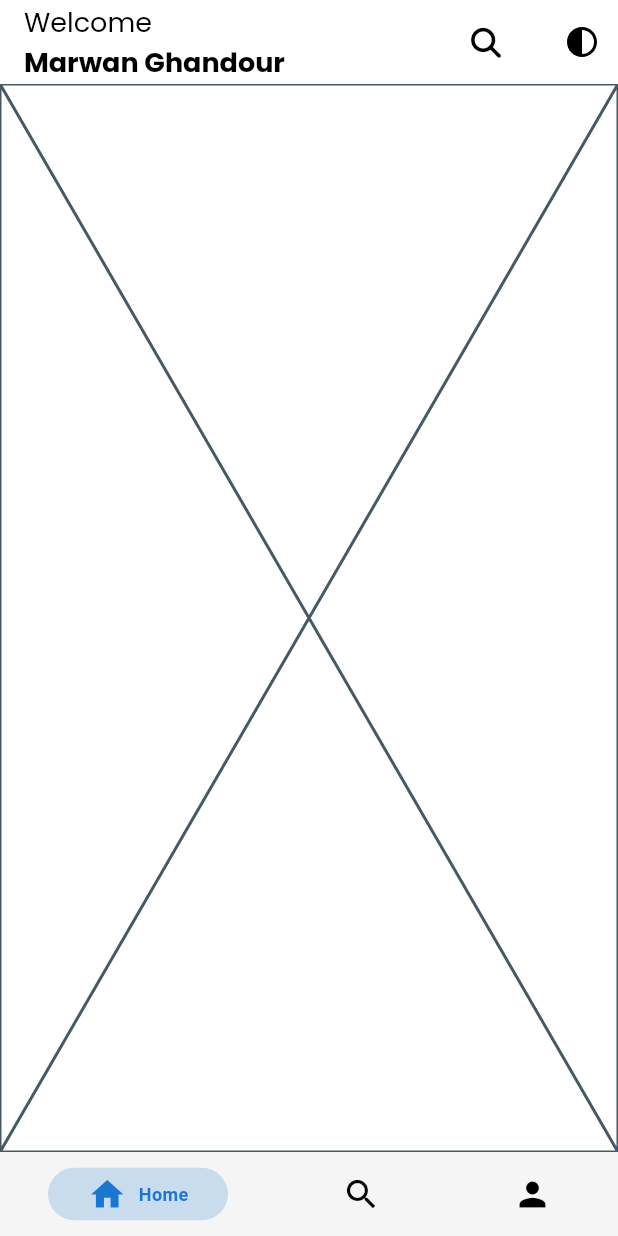
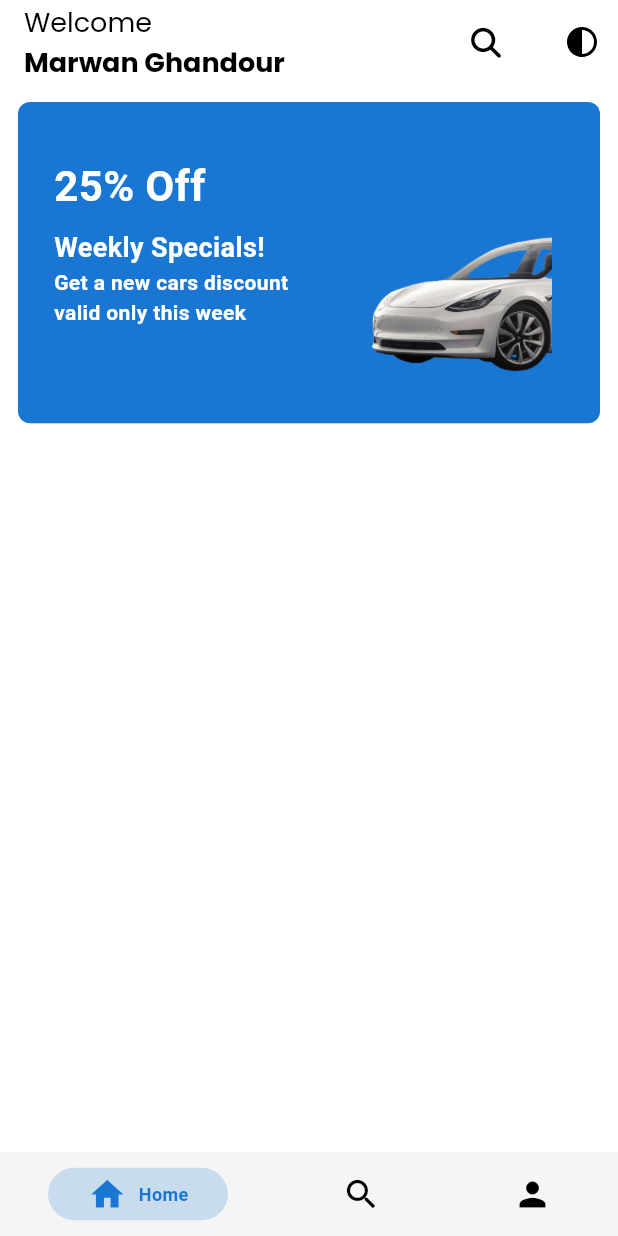
Before and after one commit to marwanghandour/car-app, a Flutter app: the screen it shows after launch, after a tap on "Get Started", after a tap on "Continue With Mail", on a phone screen of 412 x 824 dp. Run offline on Flutter 3.47's test engine with Material 3 defaults, Android fonts, the phone set to English and light mode, and no system bars; drawn by our look-alikes of persistent_bottom_nav_bar; our stand-ins replace cached_network_image, dartz, dio, equatable, fluentui_icons, flutter_bloc and 2 more; network calls fail; project files that could hold a hidden picture were left out.

```diff
--- a/lib/core/utils/app_routes.dart
+++ b/lib/core/utils/app_routes.dart
@@ -1,4 +1,4 @@
-import 'package:car_app/presentation/auth/login_view.dart';
+import 'package:car_app/presentation/views/auth/login_view.dart';
 import 'package:car_app/presentation/views/utils/onboarding/get_started_screen.dart';
 import 'package:car_app/presentation/views/utils/onboarding/on_boarding_screen.dart';
 import 'package:flutter/material.dart';
--- a/lib/presentation/auth/login_view.dart
+++ b/lib/presentation/views/auth/login_view.dart
@@ -5,7 +5,7 @@ import 'package:car_app/core/utils/contants.dart';
 import 'package:car_app/presentation/widgets/components/custom_button.dart';
 import 'package:flutter/material.dart';
 import 'package:flutter_bloc/flutter_bloc.dart';
-import '../blocs/auth/form_bloc.dart';
+import '../../blocs/auth/form_bloc.dart';
 
 
 
--- a/lib/presentation/views/utils/onboarding/on_boarding_screen.dart
+++ b/lib/presentation/views/utils/onboarding/on_boarding_screen.dart
@@ -12,12 +12,12 @@ class OnBoardingScreen extends StatelessWidget {
   Widget build(BuildContext context) {
     var size = MediaQuery.of(context).size;
     return Scaffold(
-      body: SafeArea(
-        child: Stack(
+      body: Stack(
         children: [
           const CustomOnboardingImage(),
 
             const Center(
+              child: SafeArea(
                 child: Column(
                   crossAxisAlignment: CrossAxisAlignment.center,
                   children: [
@@ -44,6 +44,7 @@ class OnBoardingScreen extends StatelessWidget {
                     ),
 
                   ],
+                ),
               ),
             ),
           Positioned(
@@ -94,7 +95,6 @@ class OnBoardingScreen extends StatelessWidget {
 
         ],
       ),
-      ),
 
     );
   }
--- a/lib/presentation/widgets/main_components/get_started_widgets.dart
+++ b/lib/presentation/widgets/main_components/get_started_widgets.dart
@@ -91,6 +91,10 @@ class GetStartedWidgets extends StatelessWidget {
           text: 'Already have an account? ',
           buttontext: 'Sign In',
           onPressed: () {
+            Navigator.pushReplacementNamed(context,
+             AppRoutes.login
+             );
+
         },
         ),
         ],
--- a/lib/presentation/widgets/main_components/home_view_widgets.dart
+++ b/lib/presentation/widgets/main_components/home_view_widgets.dart
@@ -1,10 +1,83 @@
-import 'package:flutter/widgets.dart';
+import 'package:car_app/core/utils/app_colors.dart';
+import 'package:car_app/core/utils/contants.dart';
+import 'package:flutter/material.dart';
 
 class HomeViewWidgets extends StatelessWidget {
   const HomeViewWidgets({super.key});
 
   @override
   Widget build(BuildContext context) {
-    return const Placeholder();
+
+    return CustomScrollView(
+      slivers: [
+        _buildContent(context),
+
+      ],
+
+    );
+  }
+  SliverToBoxAdapter _buildContent(context) {
+    var size = MediaQuery.of(context).size;
+    return SliverToBoxAdapter(
+      child: Padding(
+        padding: AppConstants.cardPadding,
+        child: Container(
+          height: size.height * 0.26,
+          width: size.width,
+          decoration: const BoxDecoration(
+            borderRadius: AppConstants.cardBorderRadius,
+            color: AppColors.primaryLight,
+          ),
+          child: Padding(
+            padding: AppConstants.screenPadding,
+            child: Row(
+              children: [
+                const Column(
+                  crossAxisAlignment: CrossAxisAlignment.start,
+                  children: [
+                    AppConstants.verticalSpacingMedium,
+                    Text(
+                      '25% Off',
+                      style: TextStyle(
+                        fontSize: AppConstants.titleFontSize,
+                        fontWeight: FontWeight.bold,
+                        color: Colors.white,
+                      ),
+                    ),
+                    AppConstants.verticalSpacingSmall,
+                    Text(
+                      'Weekly Specials!',
+                      style: TextStyle(
+                        fontSize: AppConstants.subtitleFontSize,
+                        fontWeight: FontWeight.bold,
+                        color: Colors.white,
+                      ),
+                    ),
+                    SizedBox(
+                      width: 180,
+                      child: Text(
+                        'Get a new cars discount valid only this week',
+                        style: TextStyle(
+                          fontSize: AppConstants.bodyFontSize,
+                          fontWeight: FontWeight.bold,
+                          color: Colors.white,
+                        ),
+                      ),
+                    ),
+                  ],
+                ),
+                AppConstants.horizontalSpacingLarge,
+                Image.asset(
+                  'assets/images/cardimg-removebg-preview.png',
+                  fit: BoxFit.cover,
+                  height: 200,
+                  width: 120,
+                ),
+              ],
+            ),
+          ),
+        ),
+      ),
+    );
   }
 }
```
Also changed, not shown: assets/images/cardimg-removebg-preview.png (added). Lines whose indentation alone changed are shown as unchanged.
